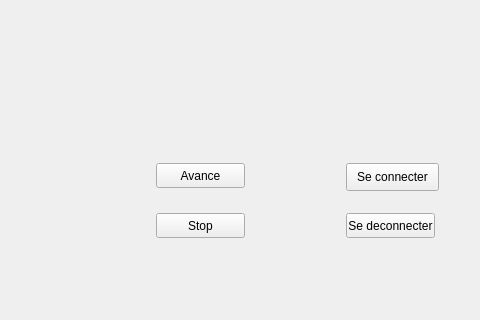
Before: the Qt Designer form Wifibot/mainwindow.ui in Luckiris/WifiBot, drawn with Qt 5; both pictures show x 234 to 714 and y 313 to 633 of the 1261 by 633 pixel window.
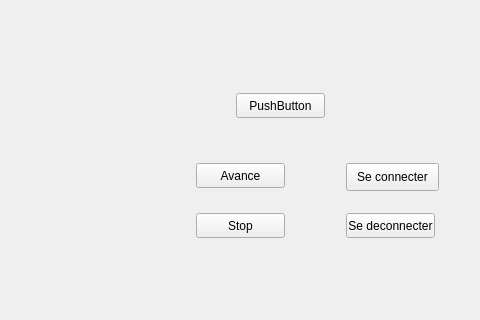
After: the same form once the commit is applied.

Commit message: Bonton trial1

```diff
--- a/Wifibot/mainwindow.ui
+++ b/Wifibot/mainwindow.ui
@@ -30,7 +30,7 @@
    <widget class="QPushButton" name="pushButton">
     <property name="geometry">
      <rect>
-      <x>390</x>
+      <x>430</x>
       <y>440</y>
       <width>89</width>
       <height>25</height>
@@ -43,7 +43,7 @@
    <widget class="QPushButton" name="pushButton_2">
     <property name="geometry">
      <rect>
-      <x>390</x>
+      <x>430</x>
       <y>490</y>
       <width>89</width>
       <height>25</height>
@@ -66,6 +66,19 @@
      <string>Se deconnecter</string>
     </property>
    </widget>
+   <widget class="QPushButton" name="Haut">
+    <property name="geometry">
+     <rect>
+      <x>470</x>
+      <y>370</y>
+      <width>89</width>
+      <height>25</height>
+     </rect>
+    </property>
+    <property name="text">
+     <string>PushButton</string>
+    </property>
+   </widget>
   </widget>
   <widget class="QMenuBar" name="menuBar">
    <property name="geometry">
```
Left out of the diff: 8 changed lines with no effect on the pictures.
